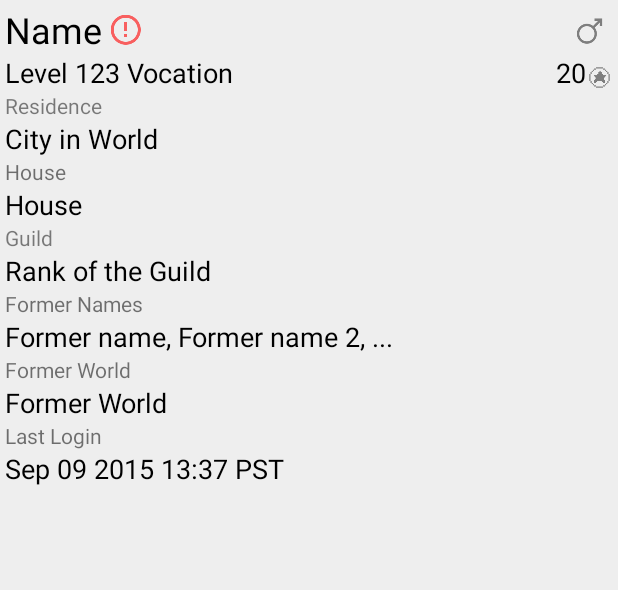
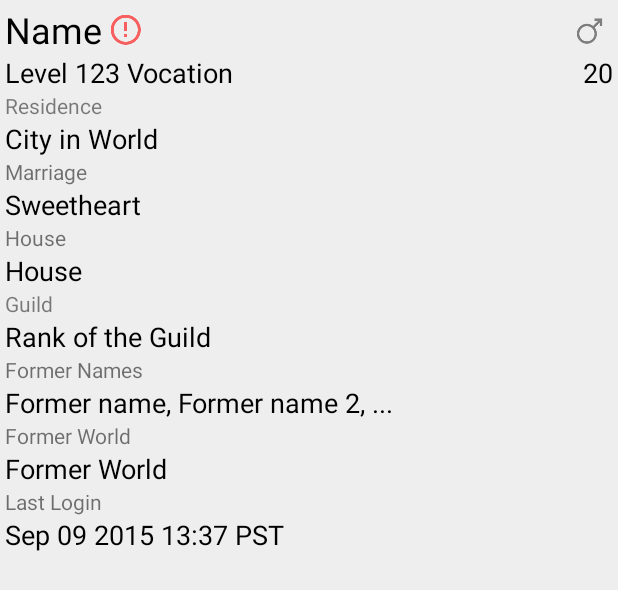
Before and after one commit to Galarzaa90/TibiaCompendium, an Android app: the layout card_character_info.xml on its own in the app's theme, with its tools: preview values and no code run, on a phone screen of 412 x 824 dp. Shown: the top 590 px of the screen. Run offline under Robolectric (Android 15) with nearby library versions, the phone set to English and light mode, and no system bars.

Commit message:
Display marriages in CharacterFragment

```diff
--- a/app/src/main/res/layout/card_character_info.xml
+++ b/app/src/main/res/layout/card_character_info.xml
@@ -57,8 +57,8 @@
         app:layout_constraintBaseline_toBaselineOf="@+id/summary" />
     <ImageView
         android:id="@+id/icon_achievements"
-        android:layout_width="18dp"
-        android:layout_height="18dp"
+        android:layout_width="0dp"
+        android:layout_height="0dp"
         android:layout_gravity="center"
         android:src="@drawable/ic_achievements"
         android:contentDescription="@string/achievements"
@@ -81,14 +81,34 @@
         app:layout_constraintTop_toBottomOf="@+id/residence_title"
         app:layout_constraintLeft_toLeftOf="@+id/residence_title" />
     <LinearLayout
+        android:id="@+id/container_marriage"
+        android:layout_height="wrap_content"
+        android:layout_width="0dp"
+        android:orientation="vertical"
+        android:visibility="gone"
+        tools:visibility="visible"
+        app:layout_constraintTop_toBottomOf="@+id/residence"
+        app:layout_constraintLeft_toLeftOf="@+id/residence">
+        <TextView
+            android:layout_width="wrap_content"
+            android:layout_height="wrap_content"
+            android:text="@string/marriage"/>
+        <TextView
+            android:id="@+id/marriage"
+            android:layout_width="wrap_content"
+            android:layout_height="wrap_content"
+            tools:text="Sweetheart"
+            style="@style/EntryText"/>
+        </LinearLayout>
+    <LinearLayout
         android:id="@+id/container_house"
         android:layout_width="0dp"
         android:layout_height="wrap_content"
         android:orientation="vertical"
         android:visibility="gone"
         tools:visibility="visible"
-        app:layout_constraintTop_toBottomOf="@+id/residence"
-        app:layout_constraintLeft_toLeftOf="@+id/residence">
+        app:layout_constraintTop_toBottomOf="@+id/container_marriage"
+        app:layout_constraintLeft_toLeftOf="@+id/container_marriage">
         <TextView
             android:layout_height="wrap_content"
             android:layout_width="wrap_content"
--- a/app/src/main/res/values/strings.xml
+++ b/app/src/main/res/values/strings.xml
@@ -71,4 +71,5 @@
 
     <!-- TODO: Remove or change this placeholder text -->
     <string name="item_image">Item image</string>
+    <string name="marriage">Marriage</string>
 </resources>
```
Also changed, not shown: app/src/main/java/com/galarza/tibiacompendium/CharacterFragment.java (+20 -0 lines), app/src/main/java/com/galarza/tibiacompendium/data/Parser.java (+8 -0 lines), app/src/main/java/com/galarza/tibiacompendium/data/Player.java (+10 -0 lines).
